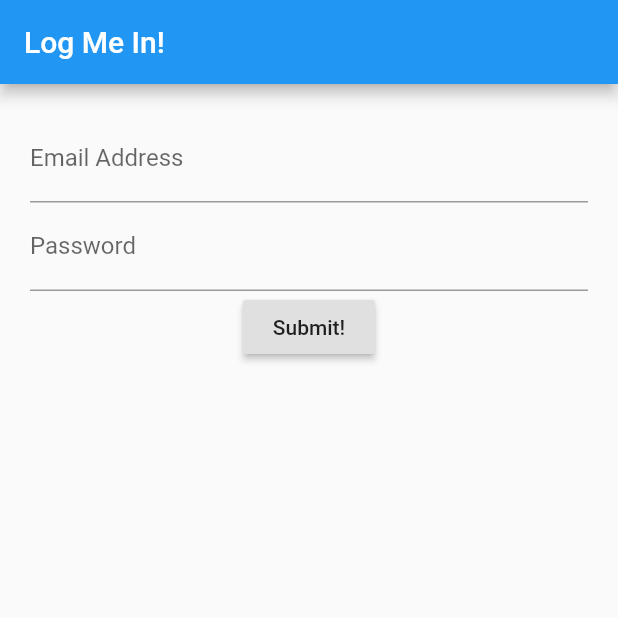
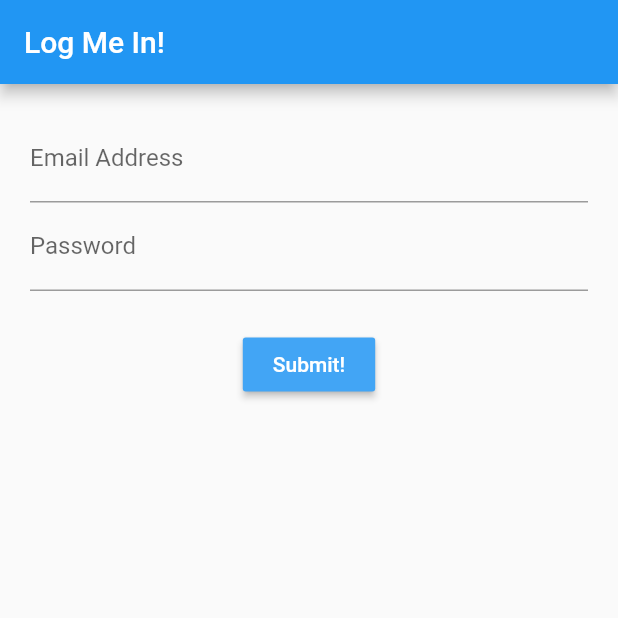
Before and after one commit to HossamMuhammedOmar/login_stateful, a Flutter app: the screen it shows after launch, on a phone screen of 412 x 824 dp, the top half of it. Run offline on Flutter 3.47's test engine with Material 2 defaults, Android fonts, the phone set to English and light mode, and no system bars.

Commit message:
113 Layout Control

```diff
--- a/lib/src/screens/login_screen.dart
+++ b/lib/src/screens/login_screen.dart
@@ -15,6 +15,7 @@ class LoginScreenState extends State<LoginScreen> {
           children: [
             emailField(),
             passwordField(),
+            Container(margin: EdgeInsets.only(top: 25.0)),
             submitButton(),
           ],
         ),
@@ -44,8 +45,15 @@ class LoginScreenState extends State<LoginScreen> {
 
   Widget submitButton() {
     return RaisedButton(
+      padding: EdgeInsets.symmetric(horizontal: 20.0),
       onPressed: () {},
-      child: Text('Submit!'),
+      color: Colors.blue[400],
+      child: Text(
+        'Submit!',
+        style: TextStyle(
+          color: Colors.white,
+        ),
+      ),
     );
   }
 }
```
